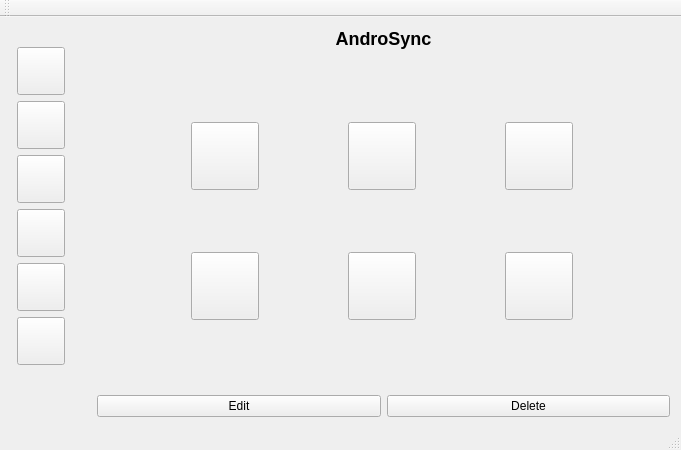
Before: the Qt Designer form server/AndroSyncServer/androsyncserver.ui in ReverseBitCoders/AndroSync, drawn with Qt 5.
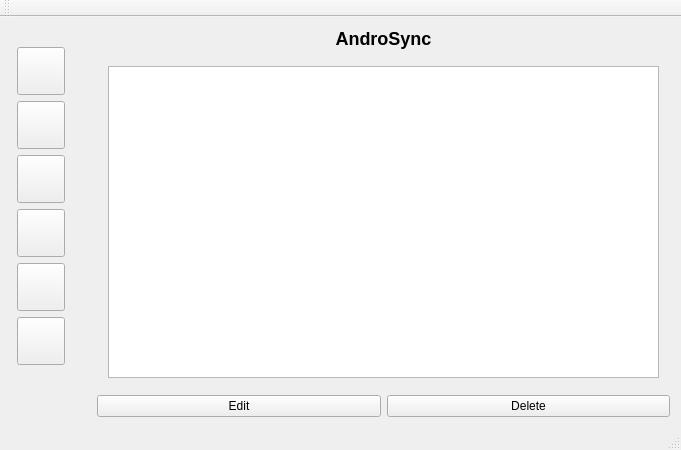
After: the same form once the commit is applied. The open tabs and pages were chosen to show the change. Icons and pictures are not drawn.

What changed in the file:
```diff
--- a/server/AndroSyncServer/androsyncserver.ui
+++ b/server/AndroSyncServer/androsyncserver.ui
@@ -333,6 +333,13 @@
         </item>
        </layout>
       </widget>
+      <widget class="QWidget" name="page_Calender">
+       <layout class="QVBoxLayout" name="verticalLayout_4">
+        <item>
+         <widget class="QTableView" name="tableViewCalender"/>
+        </item>
+       </layout>
+      </widget>
      </widget>
     </item>
     <item>
```
